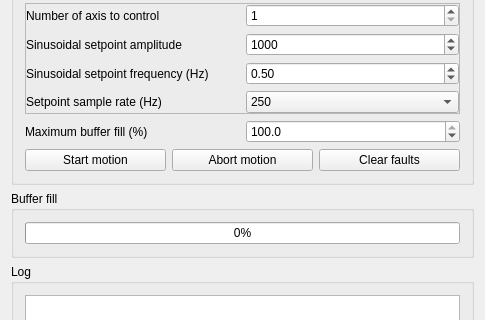
Qt form BufferedMotionStreamExample/mw.ui (GraniteDevices/SimpleMotionV2Examples) before a commit; both pictures show x 0 to 485 and y 346 to 666 of the 485 by 798 pixel window.
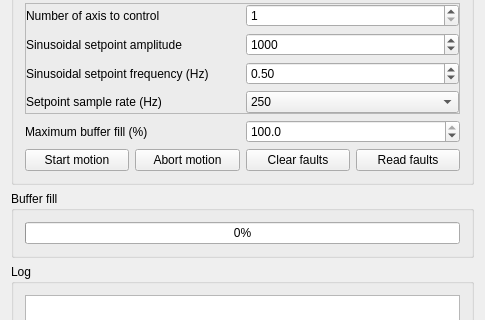
The same form after that commit.

Commit message: Work in progress logging to file. Writes return data of each buffered stream to temp folder. To use, modify read parameter and interpretation of the return data.

Patch:
```diff
--- a/BufferedMotionStreamExample/mw.ui
+++ b/BufferedMotionStreamExample/mw.ui
@@ -259,6 +259,13 @@
            </property>
           </widget>
          </item>
+         <item>
+          <widget class="QPushButton" name="readFaults">
+           <property name="text">
+            <string>Read faults</string>
+           </property>
+          </widget>
+         </item>
         </layout>
        </item>
       </layout>
```
Left out of the diff: 11 changed lines with no effect on the pictures. The commit also changes 2 other files.
